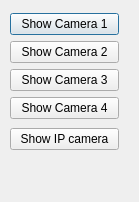
Before: the Qt Designer form 3D_scanner/camerawindow.ui in Agent5/3D-scanner, drawn with Qt 5.
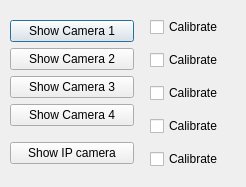
After: the same form once the commit is applied.

Patch:
```diff
--- a/3D_scanner/camerawindow.ui
+++ b/3D_scanner/camerawindow.ui
@@ -6,20 +6,20 @@
    <rect>
     <x>0</x>
     <y>0</y>
-    <width>139</width>
-    <height>202</height>
+    <width>246</width>
+    <height>187</height>
    </rect>
   </property>
   <property name="windowTitle">
    <string>Dialog</string>
   </property>
-  <widget class="QWidget" name="">
+  <widget class="QWidget" name="layoutWidget">
    <property name="geometry">
     <rect>
      <x>10</x>
      <y>10</y>
-     <width>109</width>
-     <height>145</height>
+     <width>124</width>
+     <height>165</height>
     </rect>
    </property>
    <layout class="QVBoxLayout" name="verticalLayout_3">
@@ -68,6 +68,53 @@
     </item>
    </layout>
   </widget>
+  <widget class="QWidget" name="">
+   <property name="geometry">
+    <rect>
+     <x>150</x>
+     <y>10</y>
+     <width>90</width>
+     <height>171</height>
+    </rect>
+   </property>
+   <layout class="QVBoxLayout" name="verticalLayout_4">
+    <item>
+     <widget class="QCheckBox" name="calib1">
+      <property name="text">
+       <string>Calibrate</string>
+      </property>
+     </widget>
+    </item>
+    <item>
+     <widget class="QCheckBox" name="calib2">
+      <property name="text">
+       <string>Calibrate</string>
+      </property>
+     </widget>
+    </item>
+    <item>
+     <widget class="QCheckBox" name="calib3">
+      <property name="text">
+       <string>Calibrate</string>
+      </property>
+     </widget>
+    </item>
+    <item>
+     <widget class="QCheckBox" name="calib4">
+      <property name="text">
+       <string>Calibrate</string>
+      </property>
+     </widget>
+    </item>
+    <item>
+     <widget class="QCheckBox" name="calib5">
+      <property name="text">
+       <string>Calibrate</string>
+      </property>
+     </widget>
+    </item>
+   </layout>
+  </widget>
  </widget>
  <resources/>
  <connections/>
```
